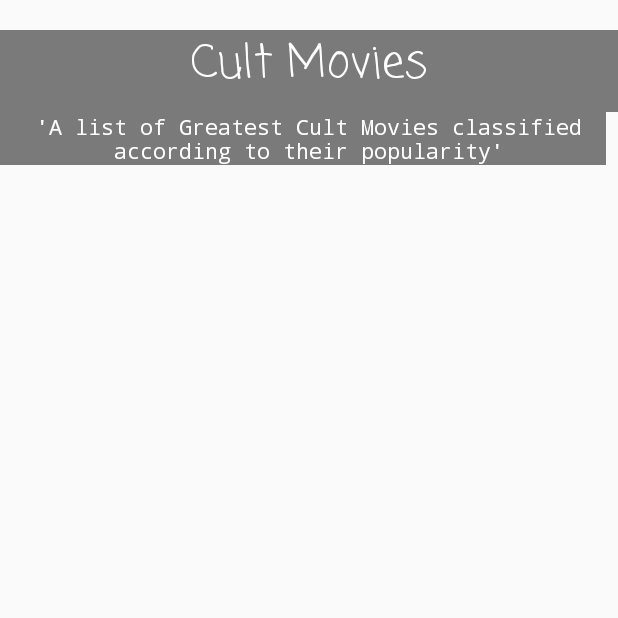
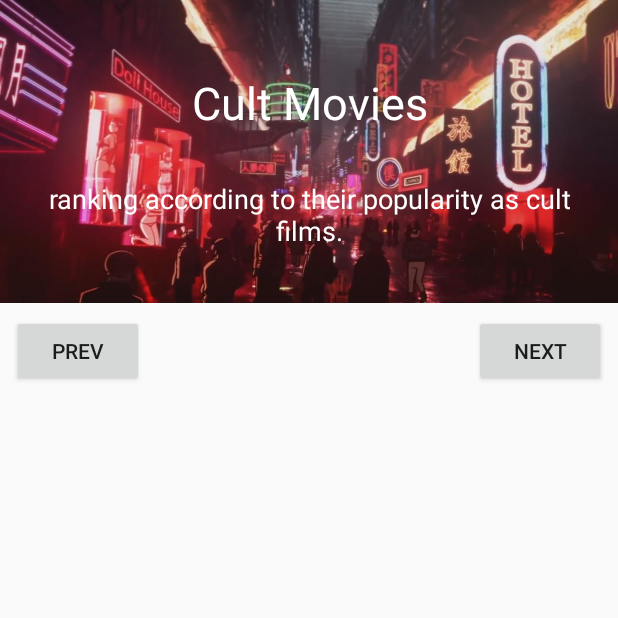
Before and after one commit to rodrigoxxman/Lab01, an Android app: the screen it shows after launch (MainActivity), on a phone screen of 412 x 824 dp, the top half of it. Run offline under Robolectric (Android 15) with nearby library versions, the phone set to English and light mode, and no system bars.

Commit message:
Cambio 1 - Interfaz 1 (100%)

```diff
--- a/app/src/main/java/com/rsalas/lab01/MainActivity.java
+++ b/app/src/main/java/com/rsalas/lab01/MainActivity.java
@@ -3,12 +3,70 @@ package com.rsalas.lab01;
 import android.app.Activity;
 import android.support.v7.app.AppCompatActivity;
 import android.os.Bundle;
+import android.view.View;
+import android.view.ViewGroup;
+import android.view.animation.Animation;
+import android.view.animation.AnimationUtils;
+import android.widget.Button;
+import android.widget.ImageSwitcher;
+import android.widget.ImageView;
+import android.widget.ViewSwitcher;
 
 public class MainActivity extends Activity {
+
+    Button b_prev, b_next;
+
+    ImageSwitcher imageSwitcher;
+
+    Integer[] images = {R.drawable.trhps1, R.drawable.clockworkorange2, R.drawable.freaks3, R.drawable.bladerunner4, R.drawable.tist5,
+            R.drawable.fightclub6, R.drawable.clerks7, R.drawable.heavymetal8, R.drawable.haroldandmaude9, R.drawable.officespace10};
+    int i=0;
 
     @Override
     protected void onCreate(Bundle savedInstanceState) {
         super.onCreate(savedInstanceState);
         setContentView(R.layout.activity_main);
+
+        imageSwitcher = (ImageSwitcher) findViewById(R.id.imageSwitcher);
+
+        imageSwitcher.setFactory(new ViewSwitcher.ViewFactory() {
+            @Override
+            public View makeView() {
+                ImageView imageView= new ImageView(getApplicationContext());
+                imageView.setScaleType(ImageView.ScaleType.CENTER_INSIDE);
+                imageView.setLayoutParams(
+                        new ImageSwitcher.LayoutParams(ViewGroup.LayoutParams.MATCH_PARENT, ViewGroup.LayoutParams.MATCH_PARENT));
+                return imageView;
+            }
+        });
+
+        Animation in = AnimationUtils.loadAnimation(getApplicationContext(), R.anim.in);
+        Animation out = AnimationUtils.loadAnimation(getApplicationContext(), R.anim.out);
+
+        imageSwitcher.setInAnimation(in);
+        imageSwitcher.setOutAnimation(out);
+
+        b_prev = (Button) findViewById(R.id.b_prev);
+        b_next = (Button) findViewById(R.id.b_next);
+
+        b_prev.setOnClickListener(new View.OnClickListener() {
+            @Override
+            public void onClick(View v) {
+                if (i > 0){
+                    i--;
+                    imageSwitcher.setImageResource(images[i]);
+                }
+            }
+        });
+
+        b_next.setOnClickListener(new View.OnClickListener() {
+            @Override
+            public void onClick(View v) {
+                if (i < images.length - 1){
+                    i++;
+                    imageSwitcher.setImageResource(images[i]);
+                }
+            }
+        });
     }
 }
--- /dev/null
+++ b/app/src/main/res/anim/in.xml
@@ -0,0 +1,7 @@
+<?xml version="1.0" encoding="utf-8"?>
+<set xmlns:android="http://schemas.android.com/apk/res/android"
+    android:duration="1000">
+<translate
+    android:fromXDelta="-100%"
+    android:toXDelta="0%"/>
+</set>
--- /dev/null
+++ b/app/src/main/res/anim/out.xml
@@ -0,0 +1,7 @@
+<?xml version="1.0" encoding="utf-8"?>
+<set xmlns:android="http://schemas.android.com/apk/res/android"
+    android:duration="1000">
+<translate
+    android:fromXDelta="0%"
+    android:toXDelta="100%"/>
+</set>
--- a/app/src/main/res/layout/activity_main.xml
+++ b/app/src/main/res/layout/activity_main.xml
@@ -6,110 +6,84 @@
     android:layout_height="match_parent"
     tools:context="com.rsalas.lab01.MainActivity">
 
+
     <ImageView
-        android:id="@+id/ImagenHeader"
+        android:id="@+id/imageView"
+        android:layout_width="wrap_content"
+        android:layout_height="202dp"
+        android:contentDescription="@string/app_name"
+        android:scaleType="fitXY"
+        android:src="@drawable/headimg"
+        app:layout_constraintEnd_toEndOf="parent"
+        app:layout_constraintHorizontal_bias="1.0"
+        app:layout_constraintStart_toStartOf="parent"
+        app:layout_constraintTop_toTopOf="parent" />
+
+    <TextView
+        android:id="@+id/a"
         android:layout_width="0dp"
-        android:layout_height="160dp"
-        android:layout_marginBottom="346dp"
-        android:adjustViewBounds="false"
-        android:cropToPadding="false"
-        android:scaleType="fitXY"
-        android:visibility="visible"
-        app:layout_constraintBottom_toBottomOf="parent"
+        android:layout_height="wrap_content"
+        android:layout_marginEnd="8dp"
+        android:layout_marginStart="8dp"
+        android:layout_marginTop="48dp"
+        android:text="Cult Movies"
+        android:textAlignment="center"
+        android:textColor="@android:color/white"
+        android:textSize="30sp"
         app:layout_constraintEnd_toEndOf="parent"
         app:layout_constraintHorizontal_bias="0.0"
         app:layout_constraintStart_toStartOf="parent"
-        app:layout_constraintTop_toTopOf="parent"
-        app:layout_constraintVertical_bias="0.0"
-        app:srcCompat="@drawable/headimg" />
+        app:layout_constraintTop_toTopOf="@+id/imageView" />
 
-    <ImageView
-        android:id="@+id/FiltroHeader"
-        android:layout_width="0dp"
-        android:layout_height="190dp"
-        android:alpha="0.3"
-        app:layout_constraintBottom_toBottomOf="@+id/ImagenHeader"
-        app:layout_constraintEnd_toEndOf="parent"
-        app:layout_constraintHorizontal_bias="0.0"
-        app:layout_constraintStart_toStartOf="@+id/ImagenHeader"
-        app:layout_constraintTop_toTopOf="@+id/ImagenHeader"
-        app:layout_constraintVertical_bias="1.0"
-        app:srcCompat="@android:color/background_dark" />
-
-    <ImageView
-        android:id="@+id/FiltroTitulo"
-        android:layout_width="0dp"
-        android:layout_height="0dp"
-        android:alpha="0.51"
-        android:src="@android:color/black"
-        app:layout_constraintBottom_toTopOf="@+id/Subtitulo"
-        app:layout_constraintEnd_toEndOf="@+id/Titulo"
-        app:layout_constraintStart_toStartOf="@+id/Titulo"
-        app:layout_constraintTop_toTopOf="@+id/Titulo"
-        app:layout_constraintVertical_bias="0.75" />
     <TextView
-        android:id="@+id/Titulo"
-        android:layout_width="0dp"
-        android:layout_height="wrap_content"
-        android:layout_marginBottom="8dp"
-        android:layout_marginTop="8dp"
-        android:fontFamily="casual"
-        android:text="Cult Movies"
-        android:textAlignment="center"
-        android:textColor="@android:color/white"
-        android:textSize="30dp"
-        app:layout_constraintBottom_toBottomOf="@+id/FiltroHeader"
-        app:layout_constraintEnd_toEndOf="parent"
-        app:layout_constraintHorizontal_bias="0.502"
-        app:layout_constraintStart_toStartOf="parent"
-        app:layout_constraintTop_toTopOf="@+id/FiltroHeader"
-        app:layout_constraintVertical_bias="0.33" />
-
-    <ImageView
-        android:id="@+id/FiltroSubtitulo"
-        android:layout_width="0dp"
-        android:layout_height="0dp"
-        android:alpha="0.51"
-        android:src="@android:color/black"
-        app:layout_constraintBottom_toBottomOf="@+id/Subtitulo"
-        app:layout_constraintEnd_toEndOf="@+id/Subtitulo"
-        app:layout_constraintStart_toStartOf="parent"
-        app:layout_constraintTop_toTopOf="@+id/Subtitulo" />
-    <TextView
-        android:id="@+id/Subtitulo"
-        android:layout_width="0dp"
-        android:layout_height="wrap_content"
+        android:id="@+id/textView2"
+        android:layout_width="356dp"
+        android:layout_height="51dp"
         android:layout_marginBottom="8dp"
         android:layout_marginEnd="8dp"
         android:layout_marginStart="8dp"
+        android:layout_marginTop="8dp"
+        android:text="ranking according to their popularity as cult films."
+        android:textAlignment="center"
         android:textColor="@android:color/white"
-        android:fontFamily="monospace"
-        android:textAlignment="center"
-        android:text="'A list of Greatest Cult Movies classified according to their popularity'"
-        app:layout_constraintBottom_toBottomOf="@+id/FiltroHeader"
+        android:textSize="18sp"
+        app:layout_constraintBottom_toBottomOf="@+id/imageView"
         app:layout_constraintEnd_toEndOf="parent"
-        app:layout_constraintHorizontal_bias="0.505"
         app:layout_constraintStart_toStartOf="parent"
-        app:layout_constraintTop_toBottomOf="@+id/Titulo"
-        app:layout_constraintVertical_bias="0.173" />
+        app:layout_constraintTop_toBottomOf="@+id/a" />
 
-    <ScrollView
+    <ImageSwitcher
+        android:id="@+id/imageSwitcher"
         android:layout_width="0dp"
         android:layout_height="0dp"
-        android:layout_marginEnd="16dp"
-        android:layout_marginStart="24dp"
+        android:layout_marginBottom="8dp"
+        android:layout_marginEnd="8dp"
+        android:layout_marginStart="8dp"
+        android:layout_marginTop="8dp"
         app:layout_constraintBottom_toBottomOf="parent"
         app:layout_constraintEnd_toEndOf="parent"
         app:layout_constraintStart_toStartOf="parent"
-        app:layout_constraintTop_toBottomOf="@+id/FiltroHeader">
+        app:layout_constraintTop_toBottomOf="@+id/b_next" />
 
-        <LinearLayout
-            android:layout_width="match_parent"
-            android:layout_height="wrap_content"
-            android:orientation="vertical"
+    <Button
+        android:id="@+id/b_prev"
+        android:layout_width="0dp"
+        android:layout_height="wrap_content"
+        android:layout_marginStart="8dp"
+        android:layout_marginTop="8dp"
+        android:text="Prev"
+        app:layout_constraintStart_toStartOf="parent"
+        app:layout_constraintTop_toBottomOf="@+id/imageView" />
 
-            />
-    </ScrollView>
+    <Button
+        android:id="@+id/b_next"
+        android:layout_width="0dp"
+        android:layout_height="wrap_content"
+        android:layout_marginEnd="8dp"
+        android:layout_marginTop="8dp"
+        android:text="Next"
+        app:layout_constraintEnd_toEndOf="parent"
+        app:layout_constraintTop_toBottomOf="@+id/imageView" />
 
 
 </android.support.constraint.ConstraintLayout>
```
Also changed, not shown: app/src/main/res/drawable/clerks7.jpg (renamed from app/src/main/res/drawable/clerks7.png), app/src/main/res/drawable/clockworkorange2.jpg (renamed from app/src/main/res/drawable/clockworkorange2.png), app/src/main/res/drawable/fightclub6.jpg (renamed from app/src/main/res/drawable/fightclub6.png), app/src/main/res/drawable/freaks3.jpg (renamed from app/src/main/res/drawable/freaks3.png), app/src/main/res/drawable/haroldandmaude9.jpg (renamed from app/src/main/res/drawable/haroldandmaude9.png), app/src/main/res/drawable/headimg.jpg (added), app/src/main/res/drawable/headimg.png (deleted), app/src/main/res/drawable/heavymetal8.jpg (renamed from app/src/main/res/drawable/heavymetal8.png), app/src/main/res/drawable/tist5.jpg (renamed from app/src/main/res/drawable/tist5.png), app/src/main/res/drawable/trhps1.jpg (renamed from app/src/main/res/drawable/trhps1.png), 1 other file.
